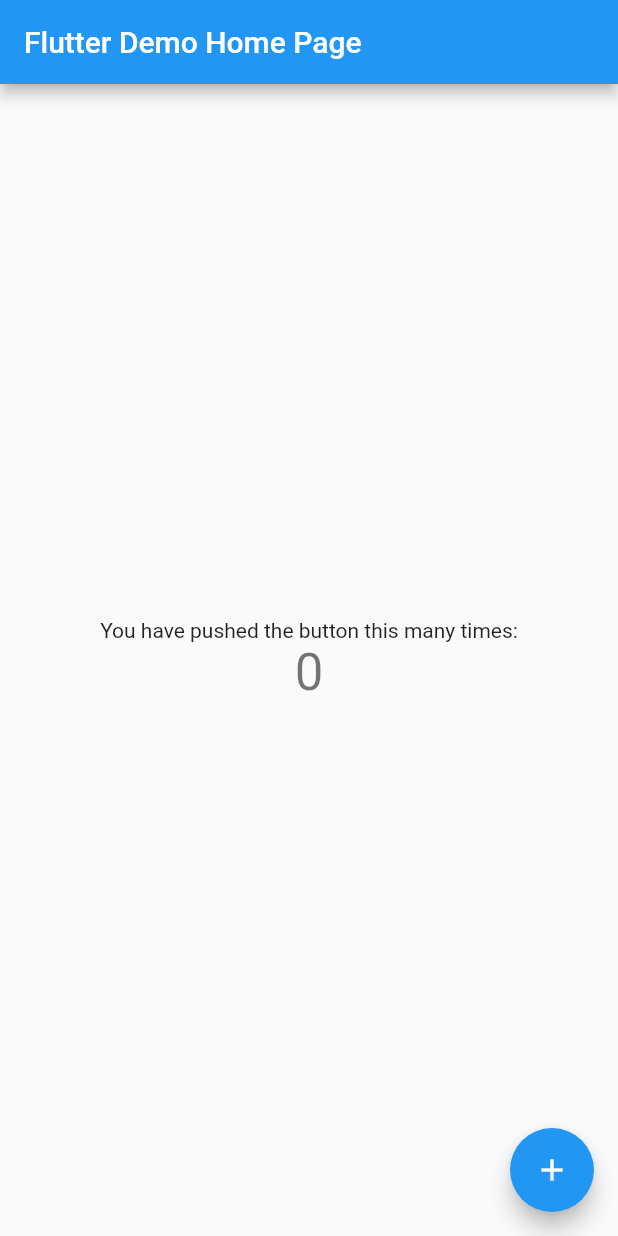
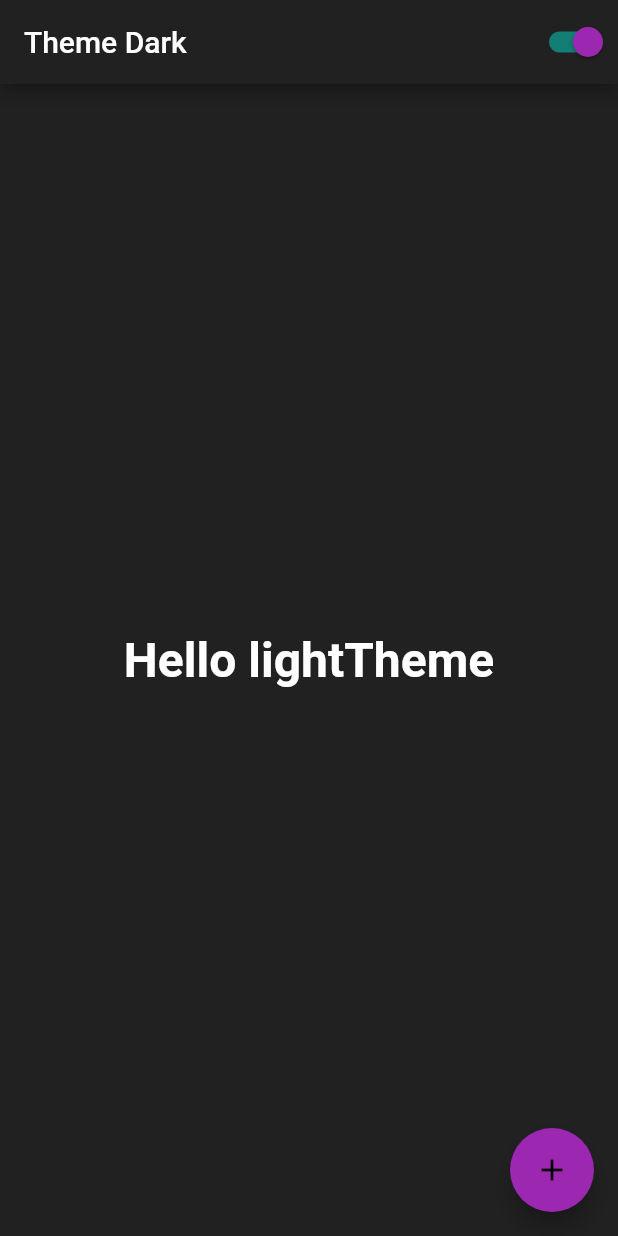
Before and after one commit to alexandreturial/qual_o_codigo, a Flutter app: the screen it shows after launch, on a phone screen of 412 x 824 dp. Run offline on Flutter 3.47's test engine with Material 2 defaults, Android fonts, the phone set to English and light mode, and no system bars.

Commit message:
base switch theme

```diff
--- a/lib/main.dart
+++ b/lib/main.dart
@@ -1,113 +1,28 @@
+import 'package:dark_theme/modules/home/home_page.dart';
+import 'package:dark_theme/shared/providers/theme_provider.dart';
 import 'package:flutter/material.dart';
+import 'package:provider/provider.dart';
 
 void main() {
   runApp(MyApp());
 }
 
 class MyApp extends StatelessWidget {
+  static const String title = 'Light & Dark Theme';
   // This widget is the root of your application.
   @override
-  Widget build(BuildContext context) {
-    return MaterialApp(
-      title: 'Flutter Demo',
-      theme: ThemeData(
-        // This is the theme of your application.
-        //
-        // Try running your application with "flutter run". You'll see the
-        // application has a blue toolbar. Then, without quitting the app, try
-        // changing the primarySwatch below to Colors.green and then invoke
-        // "hot reload" (press "r" in the console where you ran "flutter run",
-        // or simply save your changes to "hot reload" in a Flutter IDE).
-        // Notice that the counter didn't reset back to zero; the application
-        // is not restarted.
-        primarySwatch: Colors.blue,
-      ),
-      home: MyHomePage(title: 'Flutter Demo Home Page'),
-    );
-  }
+  Widget build(BuildContext context) => ChangeNotifierProvider(
+    create: (context) => ThemeProvider(),
+    builder: (context, _){
+      final themeProvider = Provider.of<ThemeProvider>(context);
+
+      return MaterialApp(
+        title: 'Flutter Demo',
+        themeMode: themeProvider.themeMode,
+        theme: MyThemes.lightTheme,
+        darkTheme: MyThemes.darkTheme,
+        home: HomePage(),
+      );
+    }
+  );
 }
-
-class MyHomePage extends StatefulWidget {
-  MyHomePage({Key? key, required this.title}) : super(key: key);
-
-  // This widget is the home page of your application. It is stateful, meaning
-  // that it has a State object (defined below) that contains fields that affect
-  // how it looks.
-
-  // This class is the configuration for the state. It holds the values (in this
-  // case the title) provided by the parent (in this case the App widget) and
-  // used by the build method of the State. Fields in a Widget subclass are
-  // always marked "final".
-
-  final String title;
-
-  @override
-  _MyHomePageState createState() => _MyHomePageState();
-}
-
-class _MyHomePageState extends State<MyHomePage> {
-  int _counter = 0;
-
-  void _incrementCounter() {
-    setState(() {
-      // This call to setState tells the Flutter framework that something has
-      // changed in this State, which causes it to rerun the build method below
-      // so that the display can reflect the updated values. If we changed
-      // _counter without calling setState(), then the build method would not be
-      // called again, and so nothing would appear to happen.
-      _counter++;
-    });
-  }
-
-  @override
-  Widget build(BuildContext context) {
-    // This method is rerun every time setState is called, for instance as done
-    // by the _incrementCounter method above.
-    //
-    // The Flutter framework has been optimized to make rerunning build methods
-    // fast, so that you can just rebuild anything that needs updating rather
-    // than having to individually change instances of widgets.
-    return Scaffold(
-      appBar: AppBar(
-        // Here we take the value from the MyHomePage object that was created by
-        // the App.build method, and use it to set our appbar title.
-        title: Text(widget.title),
-      ),
-      body: Center(
-        // Center is a layout widget. It takes a single child and positions it
-        // in the middle of the parent.
-        child: Column(
-          // Column is also a layout widget. It takes a list of children and
-          // arranges them vertically. By default, it sizes itself to fit its
-          // children horizontally, and tries to be as tall as its parent.
-          //
-          // Invoke "debug painting" (press "p" in the console, choose the
-          // "Toggle Debug Paint" action from the Flutter Inspector in Android
-          // Studio, or the "Toggle Debug Paint" command in Visual Studio Code)
-          // to see the wireframe for each widget.
-          //
-          // Column has various properties to control how it sizes itself and
-          // how it positions its children. Here we use mainAxisAlignment to
-          // center the children vertically; the main axis here is the vertical
-          // axis because Columns are vertical (the cross axis would be
-          // horizontal).
-          mainAxisAlignment: MainAxisAlignment.center,
-          children: <Widget>[
-            Text(
-              'You have pushed the button this many times:',
-            ),
-            Text(
-              '$_counter',
-              style: Theme.of(context).textTheme.headline4,
-            ),
-          ],
-        ),
-      ),
-      floatingActionButton: FloatingActionButton(
-        onPressed: _incrementCounter,
-        tooltip: 'Increment',
-        child: Icon(Icons.add),
-      ), // This trailing comma makes auto-formatting nicer for build methods.
-    );
-  }
-}
--- /dev/null
+++ b/lib/modules/home/home_page.dart
@@ -0,0 +1,42 @@
+import 'package:dark_theme/shared/providers/theme_provider.dart';
+import 'package:dark_theme/shared/widget/change_theme_button_widget.dart';
+import 'package:flutter/material.dart';
+
+class HomePage extends StatelessWidget {
+  const HomePage({ Key? key }) : super(key: key);
+
+  @override
+  Widget build(BuildContext context) {
+    final String text = MediaQuery.of(context).platformBrightness == Brightness.dark
+                ? 'DarkTheme' :
+                 'lightTheme';
+    return Scaffold(
+      appBar: AppBar(
+        title: Text('Theme Dark'),
+        actions: [
+          ChangeThemeButtonWidget(),
+        ],
+      ),
+      body: Center(
+        child: Column(
+          mainAxisAlignment: MainAxisAlignment.center,
+          children: <Widget>[
+            Text(
+              'Hello $text',
+              style: TextStyle(
+                fontSize: 32,
+                fontWeight: FontWeight.bold
+              ),
+            ),
+          ],
+        ),
+      ),
+      floatingActionButton: FloatingActionButton(
+
+        onPressed: (){},
+        tooltip: 'Increment',
+        child: Icon(Icons.add),
+      ), // This trailing comma makes auto-formatting nicer for build methods.
+    );
+  }
+}
--- /dev/null
+++ b/lib/shared/providers/theme_provider.dart
@@ -0,0 +1,31 @@
+import 'package:flutter/material.dart';
+
+class ThemeProvider extends ChangeNotifier{
+  ThemeMode themeMode = ThemeMode.dark;
+
+  bool get isDarkMode => themeMode == ThemeMode.dark;
+
+  void toggleTheme(bool isOn){
+    themeMode = isOn ? ThemeMode.dark : ThemeMode.light;
+    notifyListeners();
+  }
+}
+
+class MyThemes{
+  static final darkTheme = ThemeData(
+    scaffoldBackgroundColor: Colors.grey.shade900,
+    colorScheme: ColorScheme.dark(),
+    floatingActionButtonTheme: FloatingActionButtonThemeData(
+      backgroundColor: Colors.purple,
+    ),
+    toggleableActiveColor: Colors.purple,
+  );
+
+  static final lightTheme = ThemeData(
+    scaffoldBackgroundColor: Colors.white,
+    colorScheme: ColorScheme.light(),
+    floatingActionButtonTheme: FloatingActionButtonThemeData(
+      backgroundColor: Colors.white
+    ),
+  );
+}
--- /dev/null
+++ b/lib/shared/widget/change_theme_button_widget.dart
@@ -0,0 +1,23 @@
+import 'package:dark_theme/shared/providers/theme_provider.dart';
+import 'package:flutter/material.dart';
+import 'package:provider/provider.dart';
+
+class ChangeThemeButtonWidget extends StatelessWidget {
+  const ChangeThemeButtonWidget({ Key? key }) : super(key: key);
+
+  @override
+  Widget build(BuildContext context) {
+    final themeProvider = Provider.of<ThemeProvider>(context);
+    return Switch.adaptive(
+
+      value: themeProvider.isDarkMode,
+      onChanged: (value) {
+        final provider = Provider.of<ThemeProvider>(
+          context,
+          listen: false
+        );
+        provider.toggleTheme(value);
+      },
+    );
+  }
+}
--- a/pubspec.yaml
+++ b/pubspec.yaml
@@ -28,6 +28,7 @@
   # The following adds the Cupertino Icons font to your application.
   # Use with the CupertinoIcons class for iOS style icons.
   cupertino_icons: ^1.0.2
+  provider: ^5.0.0
 
 dev_dependencies:
   flutter_test:
```
Also changed, not shown: pubspec.lock.
